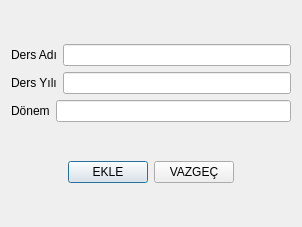
This is Gorsel/formlar/veriGiris/dersgiris.ui in sadededeoglu/okulprojesi as Qt 5 draws it before an edit. The edited form follows.
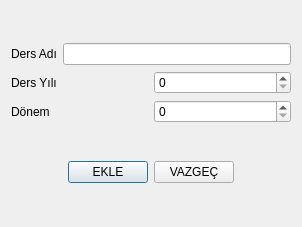
This is the edited form. Icons and pictures are not drawn.

```diff
--- a/Gorsel/formlar/veriGiris/dersgiris.ui
+++ b/Gorsel/formlar/veriGiris/dersgiris.ui
@@ -92,7 +92,7 @@
         </widget>
        </item>
        <item>
-        <widget class="QLineEdit" name="lineEdit_DersYili"/>
+        <widget class="QSpinBox" name="spinBox_DersYili"/>
        </item>
       </layout>
      </item>
@@ -106,7 +106,7 @@
         </widget>
        </item>
        <item>
-        <widget class="QLineEdit" name="lineEdit_Donem"/>
+        <widget class="QSpinBox" name="spinBox_Donem"/>
        </item>
       </layout>
      </item>
```
Left out of the diff: 32 changed lines with no effect on the pictures.
